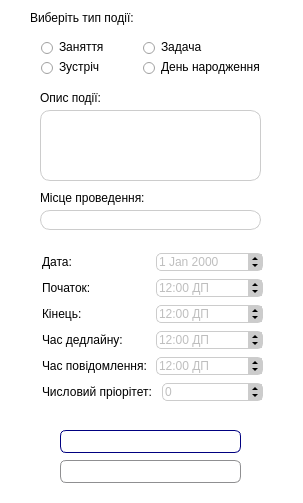
Old version of the form addeventdialog.ui in the repository zEEmperon/Course-Project-KNT-129.
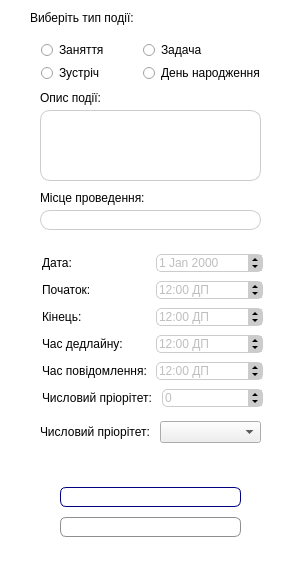
New version of the form. Icons and pictures are not drawn.

Patch:
```diff
--- a/addeventdialog.ui
+++ b/addeventdialog.ui
@@ -7,7 +7,7 @@
     <x>0</x>
     <y>0</y>
     <width>303</width>
-    <height>503</height>
+    <height>578</height>
    </rect>
   </property>
   <property name="windowTitle">
@@ -25,9 +25,9 @@
    <property name="geometry">
     <rect>
      <x>60</x>
-     <y>430</y>
+     <y>487</y>
      <width>181</width>
-     <height>23</height>
+     <height>20</height>
     </rect>
    </property>
    <property name="cursor">
@@ -68,9 +68,9 @@
    <property name="geometry">
     <rect>
      <x>60</x>
-     <y>460</y>
+     <y>517</y>
      <width>181</width>
-     <height>23</height>
+     <height>20</height>
     </rect>
    </property>
    <property name="cursor">
@@ -164,7 +164,7 @@
      <x>40</x>
      <y>40</y>
      <width>221</width>
-     <height>34</height>
+     <height>42</height>
     </rect>
    </property>
    <layout class="QGridLayout" name="gridLayout">
@@ -336,7 +336,7 @@
      <x>42</x>
      <y>251</y>
      <width>221</width>
-     <height>152</height>
+     <height>164</height>
     </rect>
    </property>
    <layout class="QVBoxLayout" name="verticalLayout">
@@ -1095,6 +1095,28 @@
     <string>Місце проведення: </string>
    </property>
   </widget>
+  <widget class="QWidget" name="">
+   <property name="geometry">
+    <rect>
+     <x>40</x>
+     <y>420</y>
+     <width>221</width>
+     <height>24</height>
+    </rect>
+   </property>
+   <layout class="QHBoxLayout" name="horizontalLayout_7">
+    <item>
+     <widget class="QLabel" name="label_10">
+      <property name="text">
+       <string>Числовий пріорітет: </string>
+      </property>
+     </widget>
+    </item>
+    <item>
+     <widget class="QComboBox" name="weight_comboBox"/>
+    </item>
+   </layout>
+  </widget>
  </widget>
  <resources/>
  <connections/>
```
